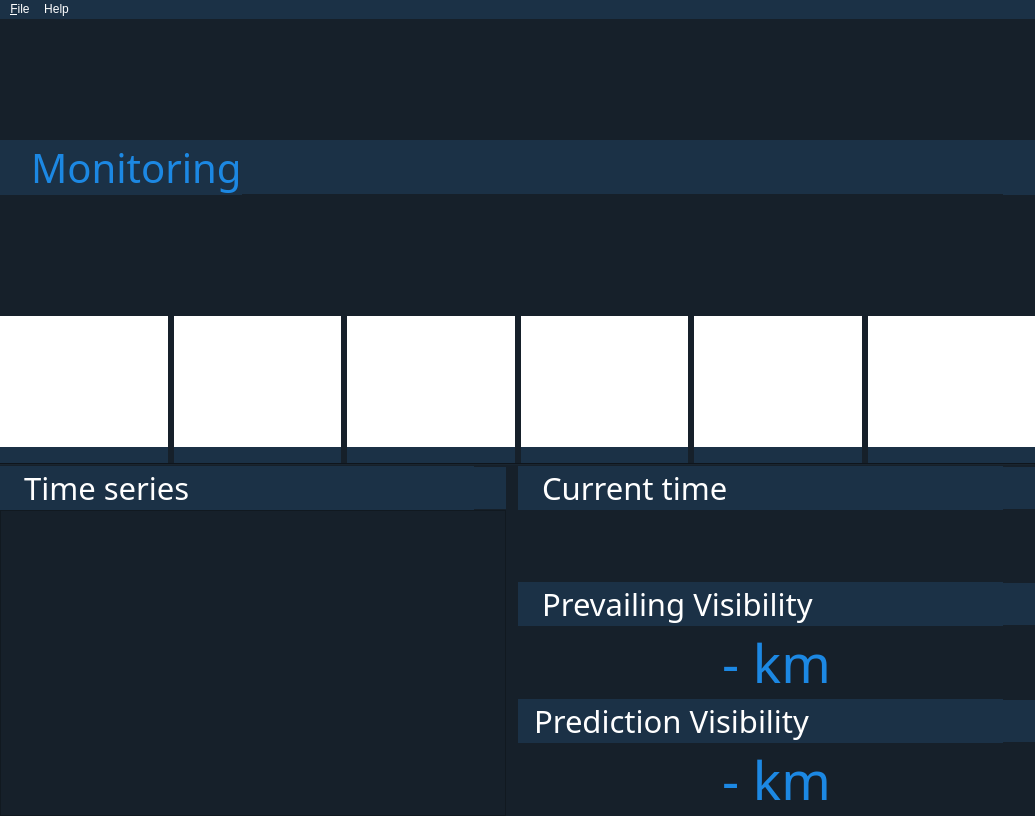
sijung21/js06, file src/ui/main_window.ui: the form before one commit.
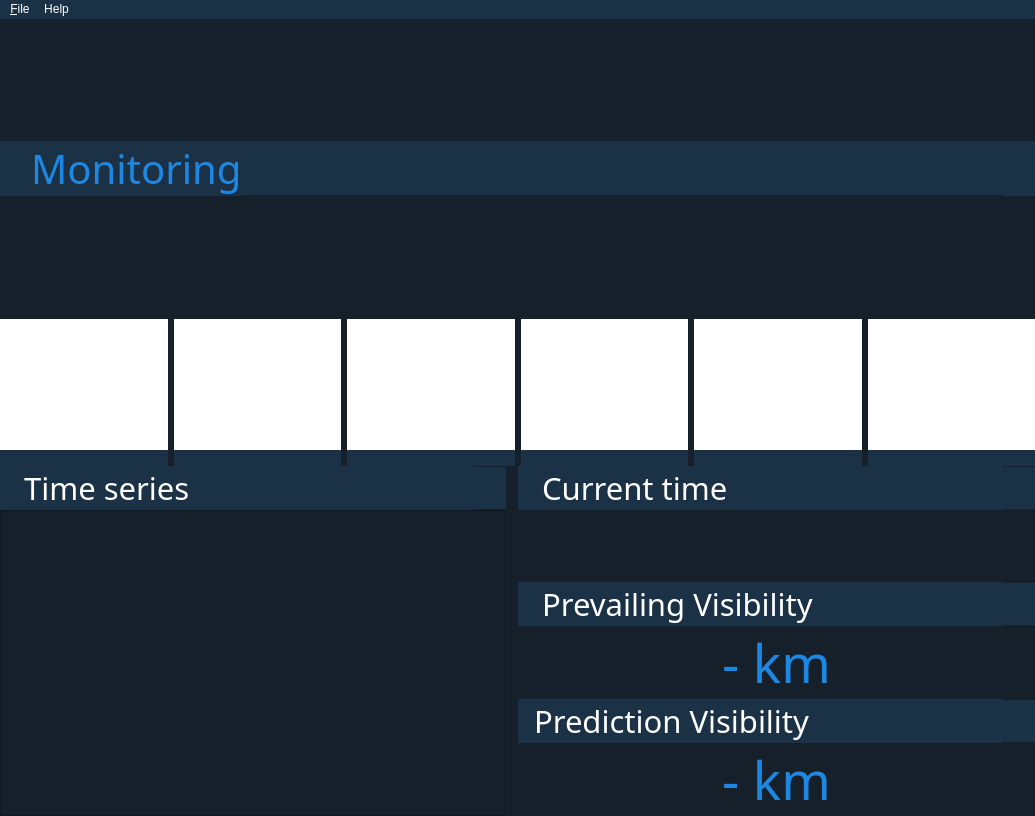
The form after the commit. Icons and pictures are not drawn.

Patch:
```diff
--- a/src/ui/main_window.ui
+++ b/src/ui/main_window.ui
@@ -544,13 +544,6 @@
         </item>
        </layout>
       </item>
-      <item>
-       <widget class="Line" name="line">
-        <property name="orientation">
-         <enum>Qt::Horizontal</enum>
-        </property>
-       </widget>
-      </item>
       <item>
        <layout class="QHBoxLayout" name="data_horizontalLayout">
         <property name="sizeConstraint">
```
